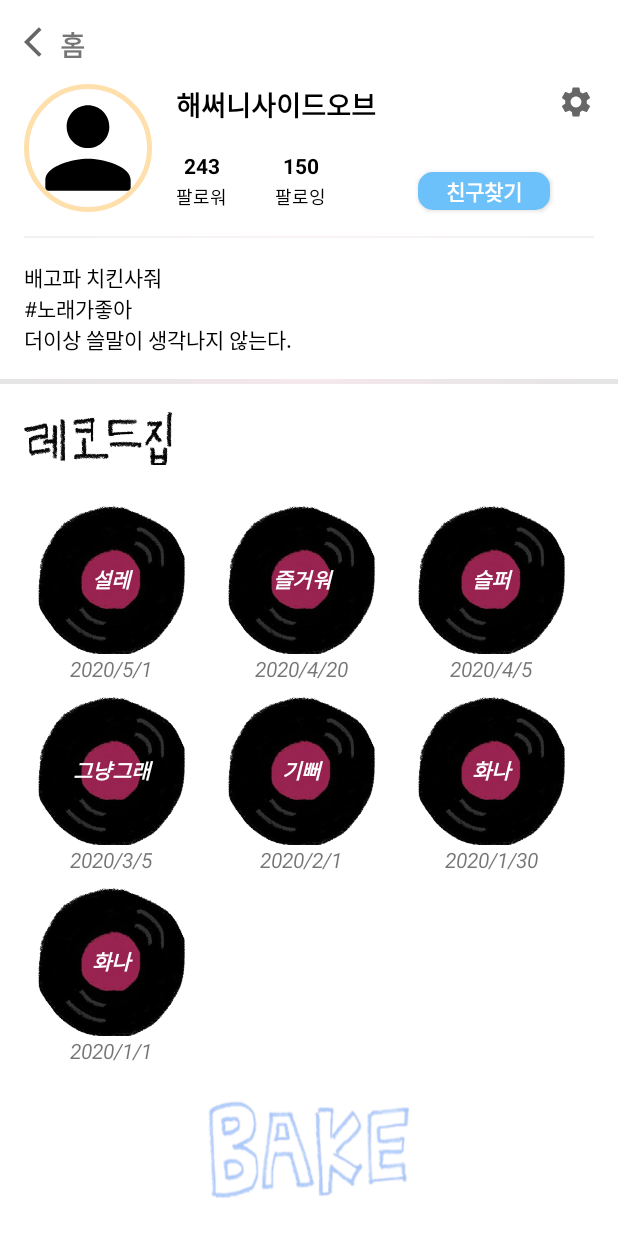
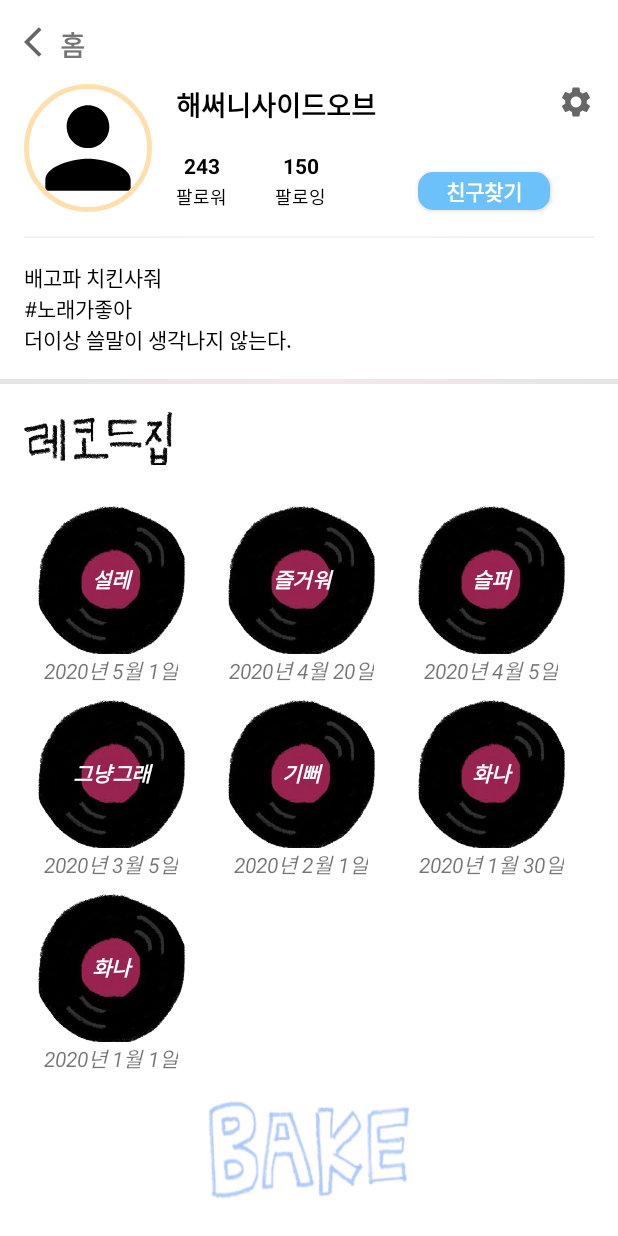
Before and after one commit to SMU-BakE/recommended_music_final, an Android app: the screen it shows after launch (UserFeedActivity), after a tap on "그냥그래", on a phone screen of 412 x 824 dp. Run offline under Robolectric (Android 15) with nearby library versions, the phone set to English and light mode, and no system bars; our stand-ins replace CircleImageView; libraries missing offline, so code that uses them is left out: com.pierfrancescosoffritti.androidyoutubeplayer; pictures from the network do not load; 4 statements that could not run were skipped.

Commit message:
버그 수정

```diff
--- a/app/src/main/java/com/example/music_recomend_profile/TimeUtils.kt
+++ b/app/src/main/java/com/example/music_recomend_profile/TimeUtils.kt
@@ -27,7 +27,7 @@ class TimeUtils {
     }
 
     fun dateToString(year: Int, month: Int, dayOfMonth: Int): String {
-        return "${year}/${month + 1}/${dayOfMonth}"
+        return "${year}년 ${month + 1}월 ${dayOfMonth}일"
     }
 
     fun getTimestamp(dateTime: DateTime): Long {
--- a/app/src/main/java/com/example/music_recomend_profile/database/DataExample.kt
+++ b/app/src/main/java/com/example/music_recomend_profile/database/DataExample.kt
@@ -155,6 +155,17 @@ class DataExample {
         songList.add(
             Song("벚꽃엔딩", "버스커버스커", "tXV7dfvSefo", true)
         )
+        songList.add(
+            Song("그대와 나 설레임", "어쿠스틱콜라보", "2MvjjJXSX-g", true)
+        )
+
+        songList.add(
+            Song("나만 봄", "볼빨간 사춘기", "AsXxuIdpkWM", true)
+        )
+
+        songList.add(
+            Song("벚꽃엔딩", "버스커버스커", "tXV7dfvSefo", true)
+        )
         return songList
     }
 
--- a/app/src/main/java/com/example/music_recomend_profile/player/PlayList.kt
+++ b/app/src/main/java/com/example/music_recomend_profile/player/PlayList.kt
@@ -5,6 +5,7 @@ import android.os.Bundle
 import android.view.LayoutInflater
 import android.view.View
 import android.view.ViewGroup
+import android.view.animation.AnimationUtils
 import android.widget.TextView
 import androidx.activity.OnBackPressedCallback
 import androidx.fragment.app.Fragment
@@ -14,6 +15,8 @@ import androidx.recyclerview.widget.RecyclerView
 import com.example.music_recomend_profile.R
 import com.example.music_recomend_profile.TimeUtils
 import com.example.music_recomend_profile.database.DataExample
+import kotlinx.android.synthetic.main.activity_play_list.*
+import kotlinx.android.synthetic.main.activity_player_home.*
 import kotlin.properties.Delegates
 
 class PlayList : Fragment() {
--- /dev/null
+++ b/app/src/main/res/anim/dropdown.xml
@@ -0,0 +1,15 @@
+<?xml version="1.0" encoding="utf-8"?>
+<set
+    xmlns:android="http://schemas.android.com/apk/res/android"
+    android:interpolator="@android:anim/accelerate_interpolator">
+
+    <translate
+        android:duration="500"
+        android:fromYDelta="-50%p"
+        android:toYDelta="0" />
+
+    <alpha
+        android:fromAlpha="0.0"
+        android:toAlpha="1.0"
+        android:duration="500"/>
+</set>
--- /dev/null
+++ b/app/src/main/res/anim/riseup.xml
@@ -0,0 +1,16 @@
+<?xml version="1.0" encoding="utf-8"?>
+<set
+    xmlns:android="http://schemas.android.com/apk/res/android"
+    android:interpolator="@android:anim/accelerate_interpolator" >
+
+    <translate
+        android:duration="500"
+        android:fromYDelta="0"
+        android:toYDelta="-50%p" />
+
+    <alpha
+        android:fromAlpha="1.0"
+        android:toAlpha="0.0"
+        android:duration="500" />
+
+</set>
--- a/app/src/main/res/layout/activity_play_list.xml
+++ b/app/src/main/res/layout/activity_play_list.xml
@@ -9,7 +9,7 @@
 
     <TextView
         android:id="@+id/dateTextView"
-        android:layout_width="180dp"
+        android:layout_width="wrap_content"
         android:layout_height="55dp"
         android:layout_marginTop="16dp"
 
@@ -17,11 +17,10 @@
         android:paddingTop="10dp"
         android:paddingRight="20dp"
         android:paddingBottom="10dp"
-        android:text="2020/05/24"
+        android:text="2020년05월24일"
         android:textAlignment="center"
         android:textColor="@color/colorPinkLight"
         android:textSize="24sp"
-        android:textStyle="italic"
         app:layout_constraintEnd_toEndOf="parent"
         app:layout_constraintStart_toStartOf="parent"
         app:layout_constraintTop_toTopOf="parent" />
```
Also changed, not shown: app/src/main/java/com/example/music_recomend_profile/player/PlayerHome.kt (+29 -12 lines), app/src/main/res/layout/activity_player_home.xml (+5 -6 lines), app/src/main/res/layout/unit_playlist.xml (+16 -6 lines).
